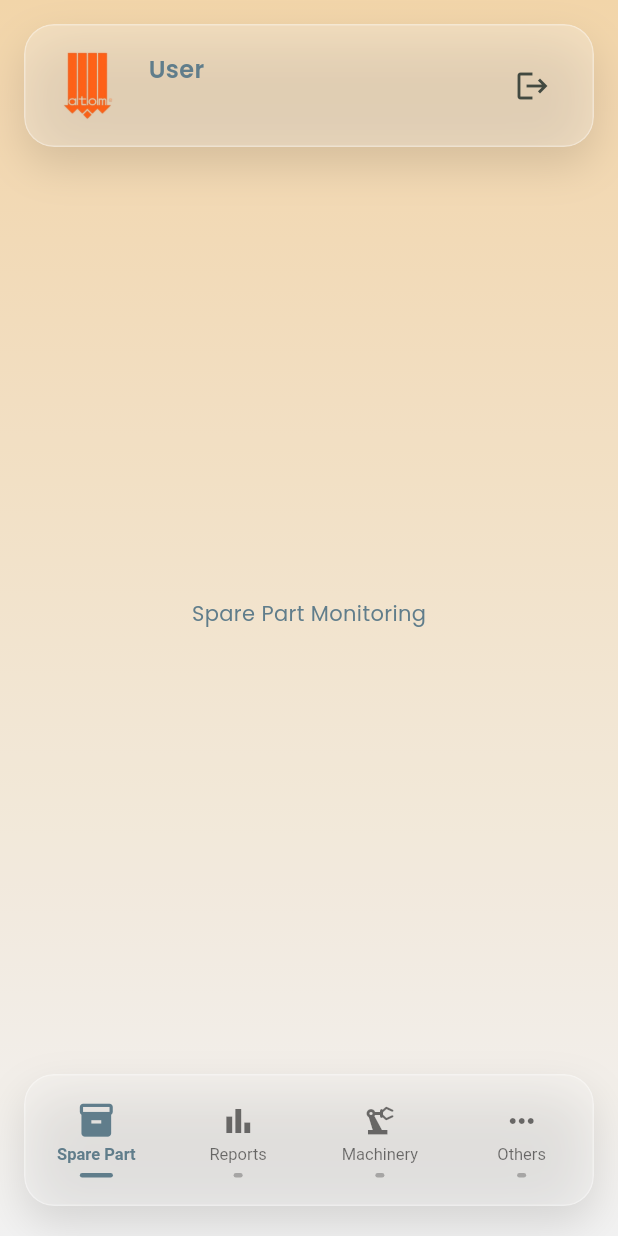
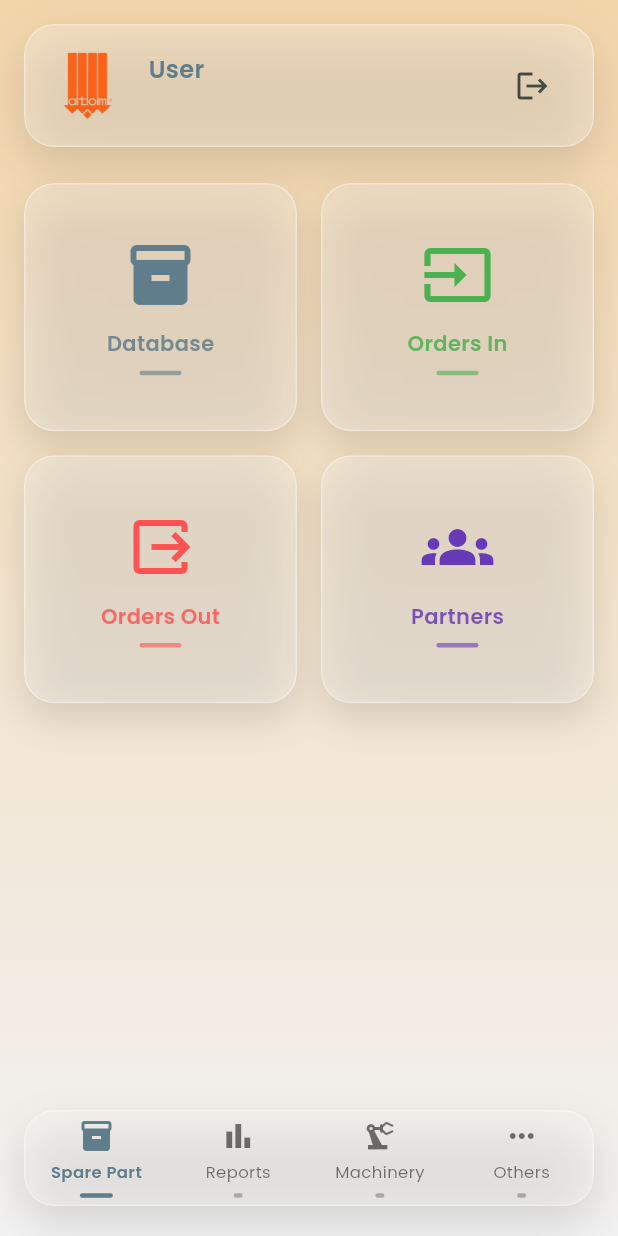
Before and after one commit to atomapps-eng/KeepMeBusy, a Flutter app: the screen it shows once a user with an empty profile is signed in, on a phone screen of 412 x 824 dp. Run offline on Flutter 3.47's test engine with Material 3 defaults, Android fonts, the phone set to English and light mode, and no system bars; our stand-ins replace cloud_firestore, firebase_auth, firebase_core, google_fonts, shared_preferences; accounts and stored records are empty.

Commit message:
backup: working stable UI and navigation

```diff
--- a/lib/home_page_after_login.dart
+++ b/lib/home_page_after_login.dart
@@ -1,7 +1,10 @@
 import 'dart:ui';
 import 'package:flutter/material.dart';
 import 'package:firebase_auth/firebase_auth.dart';
+import 'package:inventory_app/machinery_page.dart';
+
 import 'login_page.dart';
+import 'reports_page.dart';
 
 class HomePageAfterLogin extends StatefulWidget {
   const HomePageAfterLogin({super.key});
@@ -13,7 +16,6 @@ class HomePageAfterLogin extends StatefulWidget {
 class _HomePageAfterLoginState extends State<HomePageAfterLogin> {
   int _selectedIndex = 0;
 
-  // ===== WARNA AKSEN PER MENU =====
   final List<Color> _menuColors = [
     Colors.blueGrey,
     Colors.blue,
@@ -24,15 +26,13 @@ class _HomePageAfterLoginState extends State<HomePageAfterLogin> {
   @override
   Widget build(BuildContext context) {
     final user = FirebaseAuth.instance.currentUser;
-
     final displayName =
         user?.displayName?.isNotEmpty == true ? user!.displayName! : 'User';
     final email = user?.email ?? '';
-
     return Scaffold(
       body: Stack(
         children: [
-          // ===== BACKGROUND =====
+          // ================= BACKGROUND =================
           Container(
             decoration: const BoxDecoration(
               gradient: LinearGradient(
@@ -46,20 +46,70 @@ class _HomePageAfterLoginState extends State<HomePageAfterLogin> {
             ),
           ),
 
-          // ===== OVERLAY =====
-          Container(
+          // ================= OVERLAY =================
+          IgnorePointer(
+            ignoring: true,
+            child: Container(
               color: Colors.black.withOpacity(0.05),
+            ),
           ),
 
           SafeArea(
             child: Column(
               children: [
-                // =========================================
-                // HEADER
-                // =========================================
+                // ================= HEADER =================
                 Padding(
                   padding: const EdgeInsets.all(16),
-                  child: Container(
+                  child: _buildHeader(displayName, email),
+                ),
+
+                // ================= BODY =================
+                Expanded(
+  child: AnimatedSwitcher(
+    duration: const Duration(milliseconds: 300), // ← lebih lambat
+    switchInCurve: Curves.easeOutCubic,           // ← lebih lembut
+    switchOutCurve: Curves.easeInCubic,
+    transitionBuilder: (child, animation) {
+      return FadeTransition(
+        opacity: animation,
+        child: ScaleTransition(
+          scale: Tween<double>(
+            begin: 0.985, // ← sangat halus (sebelumnya 0.98)
+            end: 1.0,
+          ).animate(animation),
+          child: child,
+        ),
+      );
+    },
+    child: IndexedStack(
+      key: ValueKey(_selectedIndex),
+      index: _selectedIndex,
+      children: const [
+        SparePartMonitoringPage(), // 0
+        ReportsPage(),             // 1
+        MachineryPage(),           // 2
+        Center(child: Text('Others')), // 3
+      ],
+    ),
+  ),
+),
+
+                // ================= BOTTOM MENU =================
+                Padding(
+                  padding: const EdgeInsets.fromLTRB(16, 12, 16, 20),
+                  child: _buildBottomMenu(context),
+                ),
+              ],
+            ),
+          ),
+        ],
+      ),
+    );
+  }
+
+  // ================= HEADER =================
+  Widget _buildHeader(String displayName, String email) {
+    return Container(
       decoration: BoxDecoration(
         borderRadius: BorderRadius.circular(20),
         boxShadow: [
@@ -75,15 +125,12 @@ class _HomePageAfterLoginState extends State<HomePageAfterLogin> {
         child: BackdropFilter(
           filter: ImageFilter.blur(sigmaX: 12, sigmaY: 12),
           child: Container(
-                          padding: const EdgeInsets.symmetric(
-                            horizontal: 16,
-                            vertical: 14,
-                          ),
+            padding: const EdgeInsets.symmetric(horizontal: 16, vertical: 14),
             decoration: BoxDecoration(
+              color: Colors.white.withOpacity(0.25),
               borderRadius: BorderRadius.circular(20),
-                            color: Colors.white.withValues(alpha: 0.25),
               border: Border.all(
-                              color: Colors.white.withValues(alpha: 0.35),
+                color: Colors.white.withOpacity(0.35),
               ),
             ),
             child: Row(
@@ -136,30 +183,12 @@ class _HomePageAfterLoginState extends State<HomePageAfterLogin> {
           ),
         ),
       ),
-                  ),
-                ),
+    );
+  }
 
-                // =========================================
-                // BODY (PERSISTENT)
-                // =========================================
-                Expanded(
-                  child: IndexedStack(
-                    index: _selectedIndex,
-                    children: const [
-                      Center(child: Text('Spare Part Monitoring')),
-                      Center(child: Text('Reports')),
-                      Center(child: Text('Machinery')),
-                      Center(child: Text('Others')),
-                    ],
-                  ),
-                ),
-
-                // =========================================
-                // BOTTOM MENU
-                // =========================================
-                Padding(
-                  padding: const EdgeInsets.fromLTRB(16, 12, 16, 20),
-                  child: Container(
+  // ================= BOTTOM MENU =================
+  Widget _buildBottomMenu(BuildContext context) {
+    return Container(
       decoration: BoxDecoration(
         borderRadius: BorderRadius.circular(20),
         boxShadow: [
@@ -175,47 +204,184 @@ class _HomePageAfterLoginState extends State<HomePageAfterLogin> {
         child: BackdropFilter(
           filter: ImageFilter.blur(sigmaX: 12, sigmaY: 12),
           child: Container(
-                          padding: const EdgeInsets.symmetric(vertical: 12),
+            height: 64,
             decoration: BoxDecoration(
+              color: Colors.white.withOpacity(0.25),
               borderRadius: BorderRadius.circular(20),
-                            color: Colors.white.withValues(alpha: 0.25),
               border: Border.all(
-                              color: Colors.white.withValues(alpha: 0.35),
+                color: Colors.white.withOpacity(0.35),
               ),
             ),
             child: Row(
               children: [
+                // ===== SPARE PART =====
                 _ColoredBottomMenuItem(
                   icon: Icons.inventory_2,
                   label: 'Spare Part',
                   color: _menuColors[0],
                   isActive: _selectedIndex == 0,
-                                onTap: () =>
-                                    setState(() => _selectedIndex = 0),
+                  onTap: () => setState(() => _selectedIndex = 0),
                 ),
+
+                // ===== REPORTS (OUTSIDE HOME) =====
                 _ColoredBottomMenuItem(
   icon: Icons.bar_chart,
   label: 'Reports',
   color: _menuColors[1],
   isActive: _selectedIndex == 1,
-                                onTap: () =>
-                                    setState(() => _selectedIndex = 1),
+  onTap: () {
+    setState(() => _selectedIndex = 1);
+  },
 ),
+
+                // ===== MACHINERY =====
                 _ColoredBottomMenuItem(
   icon: Icons.precision_manufacturing,
   label: 'Machinery',
   color: _menuColors[2],
   isActive: _selectedIndex == 2,
-                                onTap: () =>
-                                    setState(() => _selectedIndex = 2),
+  onTap: () => setState(() => _selectedIndex = 2),
 ),
+
+                // ===== OTHERS =====
                 _ColoredBottomMenuItem(
   icon: Icons.more_horiz,
   label: 'Others',
   color: _menuColors[3],
   isActive: _selectedIndex == 3,
-                                onTap: () =>
-                                    setState(() => _selectedIndex = 3),
+  onTap: () => setState(() => _selectedIndex = 3),
+),
+
+              ],
+            ),
+          ),
+        ),
+      ),
+    );
+  }
+}
+
+// =====================================================
+// SPARE PART MONITORING (4 MENU GRID – RESTORED)
+// =====================================================
+class SparePartMonitoringPage extends StatelessWidget {
+  const SparePartMonitoringPage({super.key});
+
+  @override
+  Widget build(BuildContext context) {
+    return Padding(
+      padding: const EdgeInsets.fromLTRB(16, 8, 16, 16),
+      child: GridView.count(
+        crossAxisCount: 2,
+        mainAxisSpacing: 16,
+        crossAxisSpacing: 16,
+        childAspectRatio: 1.1,
+        children: const [
+          _GlassMenuCard(
+            icon: Icons.inventory,
+            label: 'Database',
+            color: Colors.blueGrey,
+          ),
+          _GlassMenuCard(
+            icon: Icons.input,
+            label: 'Orders In',
+            color: Colors.green,
+          ),
+          _GlassMenuCard(
+            icon: Icons.output,
+            label: 'Orders Out',
+            color: Colors.redAccent,
+          ),
+          _GlassMenuCard(
+            icon: Icons.groups,
+            label: 'Partners',
+            color: Colors.deepPurple,
+          ),
+        ],
+      ),
+    );
+  }
+}
+
+// =====================================================
+// GLASS MENU CARD (SPARE PART)
+// =====================================================
+class _GlassMenuCard extends StatelessWidget {
+  final IconData icon;
+  final String label;
+  final Color color;
+
+  const _GlassMenuCard({
+    required this.icon,
+    required this.label,
+    required this.color,
+  });
+
+  @override
+  Widget build(BuildContext context) {
+    return Material(
+      color: Colors.transparent,
+      child: InkWell(
+        borderRadius: BorderRadius.circular(20),
+        splashColor: color.withOpacity(0.15),
+        highlightColor: color.withOpacity(0.08),
+        onTap: () {
+          debugPrint('$label tapped');
+        },
+        child: Container(
+          decoration: BoxDecoration(
+            borderRadius: BorderRadius.circular(20),
+            boxShadow: [
+              BoxShadow(
+                color: Colors.black.withOpacity(0.12),
+                blurRadius: 20,
+                offset: const Offset(0, 10),
+              ),
+            ],
+          ),
+          child: ClipRRect(
+            borderRadius: BorderRadius.circular(20),
+            child: BackdropFilter(
+              filter: ImageFilter.blur(sigmaX: 12, sigmaY: 12),
+              child: Container(
+                decoration: BoxDecoration(
+                  color: Colors.white.withValues(alpha: 0.25),
+                  borderRadius: BorderRadius.circular(20),
+                  border: Border.all(
+                    color: Colors.white.withValues(alpha: 0.35),
+                  ),
+                ),
+                child: Column(
+                  mainAxisAlignment: MainAxisAlignment.center,
+                  children: [
+                    SizedBox(
+                      width: 48,
+                      height: 48,
+                      child: FittedBox(
+                        fit: BoxFit.contain,
+                        child: Icon(
+                          icon,
+                          color: color,
+                        ),
+                      ),
+                    ),
+                    const SizedBox(height: 12),
+                    Text(
+                      label,
+                      style: TextStyle(
+                        fontSize: 14,
+                        fontWeight: FontWeight.w600,
+                        color: color.withOpacity(0.85),
+                      ),
+                    ),
+                    const SizedBox(height: 8),
+                    Container(
+                      width: 28,
+                      height: 3,
+                      decoration: BoxDecoration(
+                        color: color.withOpacity(0.6),
+                        borderRadius: BorderRadius.circular(10),
+                      ),
                     ),
                   ],
                 ),
@@ -224,17 +390,13 @@ class _HomePageAfterLoginState extends State<HomePageAfterLogin> {
           ),
         ),
       ),
-              ],
-            ),
-          ),
-        ],
-      ),
     );
   }
 }
 
+
 // =====================================================
-// BOTTOM MENU ITEM (WARNA + ANIMASI)
+// BOTTOM MENU ITEM
 // =====================================================
 class _ColoredBottomMenuItem extends StatelessWidget {
   final IconData icon;
@@ -256,37 +418,26 @@ class _ColoredBottomMenuItem extends StatelessWidget {
     final Color activeColor = isActive ? color : Colors.black54;
 
     return Expanded(
-      child: GestureDetector(
+      child: Material(
+        type: MaterialType.transparency,
+        child: InkWell(
+          borderRadius: BorderRadius.circular(16),
           onTap: onTap,
-        child: AnimatedContainer(
-          duration: const Duration(milliseconds: 180),
-          curve: Curves.easeOut,
-          padding: const EdgeInsets.symmetric(vertical: 6),
           child: Column(
-            mainAxisSize: MainAxisSize.min,
+            mainAxisAlignment: MainAxisAlignment.center,
             children: [
-              AnimatedScale(
-                scale: isActive ? 1.1 : 1.0,
-                duration: const Duration(milliseconds: 180),
-                child: Icon(
-                  icon,
-                  color: activeColor,
-                ),
-              ),
+              Icon(icon, color: activeColor),
               const SizedBox(height: 4),
-              AnimatedDefaultTextStyle(
-                duration: const Duration(milliseconds: 180),
+              Text(
+                label,
                 style: TextStyle(
                   fontSize: 11,
                   fontWeight:
                       isActive ? FontWeight.w600 : FontWeight.normal,
                   color: activeColor,
                 ),
-                child: Text(label),
               ),
               const SizedBox(height: 6),
-
-              // ===== INDICATOR =====
               AnimatedContainer(
                 duration: const Duration(milliseconds: 180),
                 height: 3,
--- a/lib/main.dart
+++ b/lib/main.dart
@@ -1,7 +1,5 @@
 import 'package:flutter/material.dart';
 import 'package:firebase_core/firebase_core.dart';
-import 'login_page.dart';
-import 'package:google_fonts/google_fonts.dart';
 import 'theme/app_theme.dart';
 import 'auth_gate.dart';
 
```
Also changed, not shown: lib/login_page.dart (+35 -63 lines), lib/machinery_page.dart (added, +142 -0 lines), lib/reports_page.dart (added, +116 -0 lines). Lines whose indentation alone changed are shown as unchanged.
